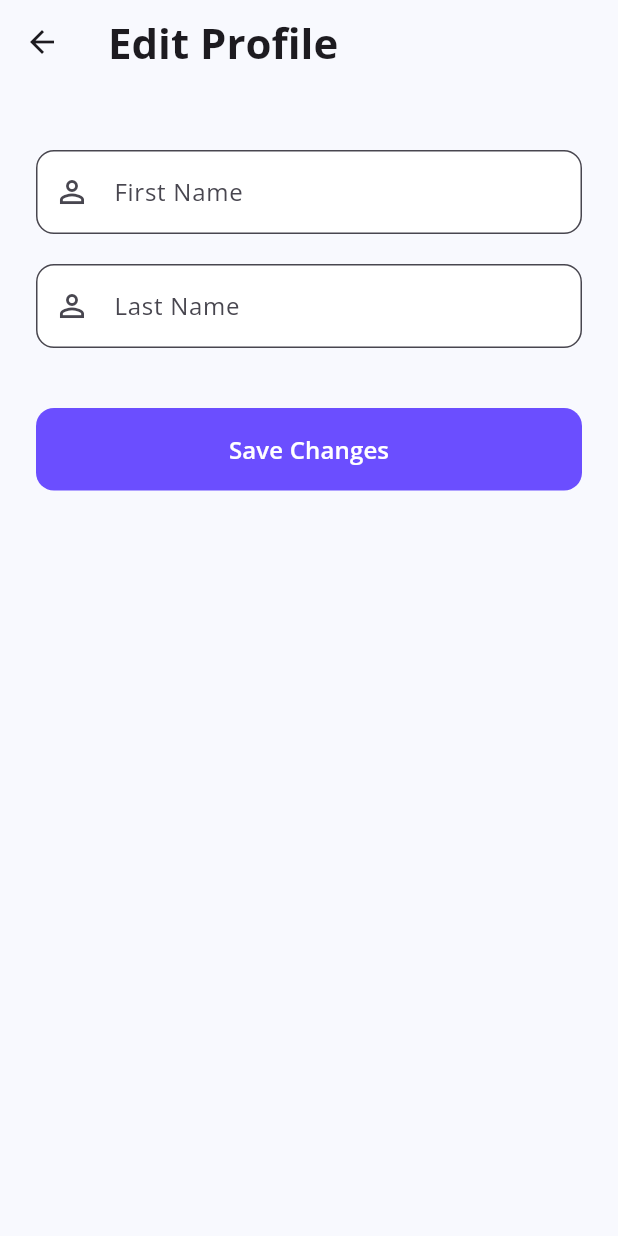
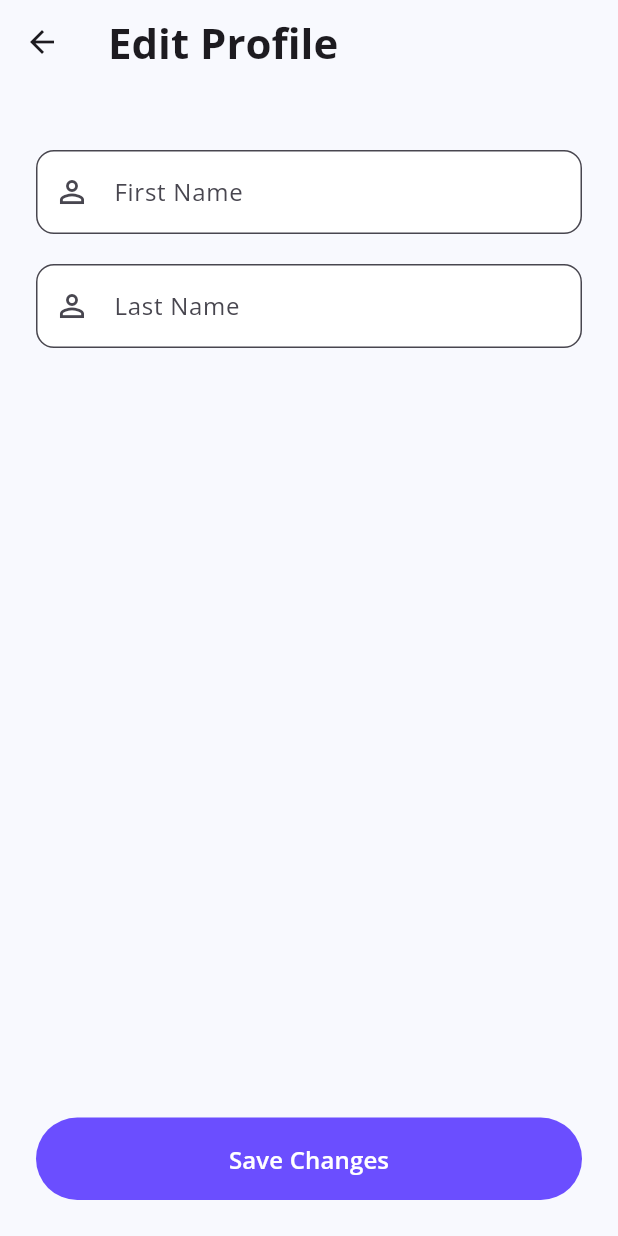
Before and after one commit to GhadyMattar/smart-habit-tracker, a Flutter app: the EditProfileScreen screen opened directly, on a phone screen of 412 x 824 dp. Run offline on Flutter 3.47's test engine with Material 3 defaults, Android fonts, the phone set to English and light mode, and no system bars; our stand-ins replace fl_chart, flutter_local_notifications, google_fonts, hive, hive_flutter, shared_preferences and 1 more; accounts and stored records are empty.

Commit message:
UI: Move save button to bottom and round edges in Edit Profile

```diff
--- a/lib/features/settings/screens/edit_profile_screen.dart
+++ b/lib/features/settings/screens/edit_profile_screen.dart
@@ -97,6 +97,9 @@ class _EditProfileScreenState extends State<EditProfileScreen> {
         foregroundColor: Theme.of(context).textTheme.bodyLarge?.color,
       ),
       body: SafeArea(
+        child: Column(
+          children: [
+            Expanded(
               child: SingleChildScrollView(
                 padding: const EdgeInsets.all(24.0),
                 child: Form(
@@ -148,17 +151,22 @@ class _EditProfileScreenState extends State<EditProfileScreen> {
                           return null;
                         },
                       ),
-                const SizedBox(height: 40),
-                // Save Button
-                ElevatedButton(
+                    ],
+                  ),
+                ),
+              ),
+            ),
+            Padding(
+              padding: const EdgeInsets.all(24.0),
+              child: SizedBox(
+                width: double.infinity,
+                child: ElevatedButton(
                   onPressed: _isLoading ? null : _handleSave,
                   style: ElevatedButton.styleFrom(
                     backgroundColor: AppColors.primary,
                     foregroundColor: Colors.white,
                     padding: const EdgeInsets.symmetric(vertical: 16),
-                    shape: RoundedRectangleBorder(
-                      borderRadius: BorderRadius.circular(12),
-                    ),
+                    shape: const StadiumBorder(),
                     elevation: 0,
                   ),
                   child: _isLoading
@@ -179,9 +187,9 @@ class _EditProfileScreenState extends State<EditProfileScreen> {
                           ),
                         ),
                 ),
-              ],
               ),
             ),
+          ],
         ),
       ),
     );
```
Lines whose indentation alone changed are shown as unchanged.
